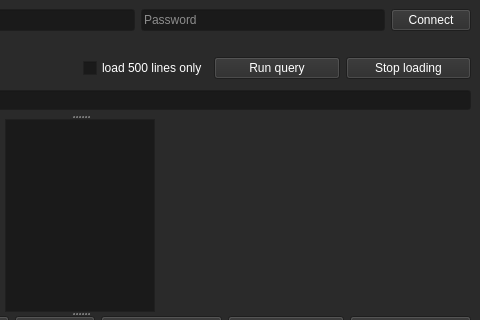
Above: loaderwidnow.ui from gfifgfifofich/DB_loader before the change; both pictures show x 320 to 800 and y 0 to 320 of the 800 by 600 pixel window. Below: the same form after it.
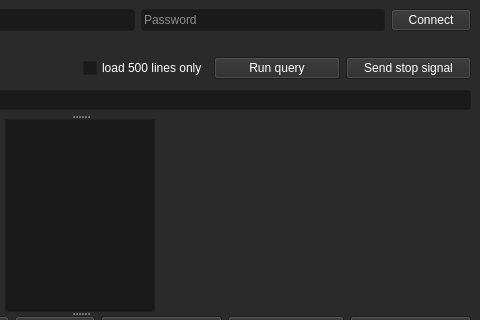
That is the form after the change.

The edit to the form file:
```diff
--- a/loaderwidnow.ui
+++ b/loaderwidnow.ui
@@ -699,7 +699,7 @@
           <item>
            <widget class="QPushButton" name="stopLoadingQueryButton">
             <property name="text">
-             <string>Stop loading</string>
+             <string>Send stop signal</string>
             </property>
            </widget>
           </item>
```
